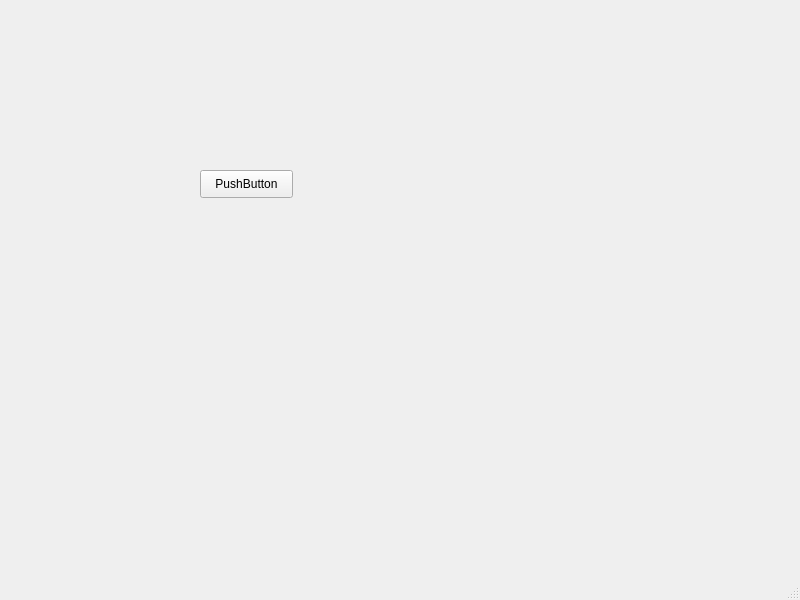
Old version of the form mainGUI.ui in the repository r-CV-Tasks/Image-filtering-edgeDetection-processing.
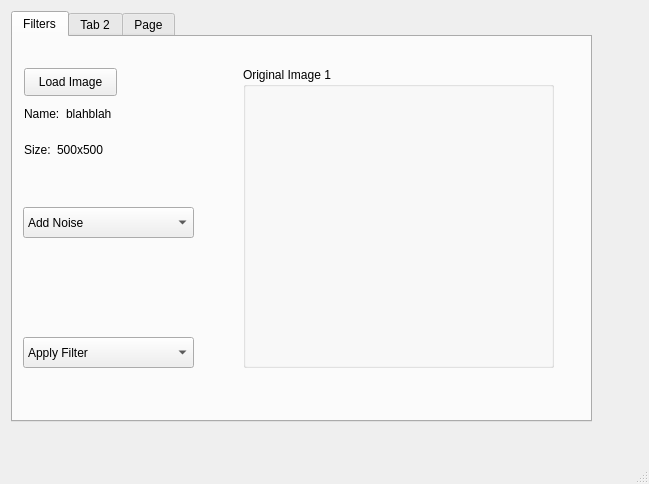
New version of the form. Custom widgets are drawn as their Qt base class.

```diff
--- a/mainGUI.ui
+++ b/mainGUI.ui
@@ -6,26 +6,219 @@
    <rect>
     <x>0</x>
     <y>0</y>
-    <width>800</width>
-    <height>600</height>
+    <width>649</width>
+    <height>484</height>
    </rect>
   </property>
   <property name="windowTitle">
    <string>MainWindow</string>
   </property>
   <widget class="QWidget" name="centralwidget">
-   <widget class="QPushButton" name="pushButton">
+   <widget class="QTabWidget" name="tabWidget_filters">
     <property name="geometry">
      <rect>
-      <x>200</x>
-      <y>170</y>
-      <width>93</width>
-      <height>28</height>
+      <x>11</x>
+      <y>11</y>
+      <width>581</width>
+      <height>411</height>
      </rect>
     </property>
-    <property name="text">
-     <string>PushButton</string>
+    <property name="tabShape">
+     <enum>QTabWidget::Rounded</enum>
     </property>
+    <property name="currentIndex">
+     <number>0</number>
+    </property>
+    <property name="tabsClosable">
+     <bool>false</bool>
+    </property>
+    <property name="tabBarAutoHide">
+     <bool>false</bool>
+    </property>
+    <widget class="QWidget" name="tab_1">
+     <attribute name="title">
+      <string>Filters</string>
+     </attribute>
+     <widget class="QGroupBox" name="groupBox">
+      <property name="geometry">
+       <rect>
+        <x>230</x>
+        <y>30</y>
+        <width>311</width>
+        <height>301</height>
+       </rect>
+      </property>
+      <property name="title">
+       <string>Original Image 1</string>
+      </property>
+      <layout class="QGridLayout" name="gridLayout">
+       <item row="0" column="0">
+        <widget class="ImageView" name="img1_original" native="true"/>
+       </item>
+      </layout>
+     </widget>
+     <widget class="QPushButton" name="pushButton">
+      <property name="geometry">
+       <rect>
+        <x>11</x>
+        <y>31</y>
+        <width>93</width>
+        <height>28</height>
+       </rect>
+      </property>
+      <property name="text">
+       <string>Load Image</string>
+      </property>
+     </widget>
+     <widget class="QComboBox" name="comboBox">
+      <property name="geometry">
+       <rect>
+        <x>10</x>
+        <y>170</y>
+        <width>171</width>
+        <height>31</height>
+       </rect>
+      </property>
+      <item>
+       <property name="text">
+        <string>Add Noise</string>
+       </property>
+      </item>
+      <item>
+       <property name="text">
+        <string>Uniform</string>
+       </property>
+      </item>
+      <item>
+       <property name="text">
+        <string>Gaussian</string>
+       </property>
+      </item>
+      <item>
+       <property name="text">
+        <string>Salt &amp; Pepper</string>
+       </property>
+      </item>
+     </widget>
+     <widget class="QComboBox" name="comboBox_2">
+      <property name="geometry">
+       <rect>
+        <x>10</x>
+        <y>300</y>
+        <width>171</width>
+        <height>31</height>
+       </rect>
+      </property>
+      <item>
+       <property name="text">
+        <string>Apply Filter</string>
+       </property>
+      </item>
+      <item>
+       <property name="text">
+        <string>Average</string>
+       </property>
+      </item>
+      <item>
+       <property name="text">
+        <string>Gaussian</string>
+       </property>
+      </item>
+      <item>
+       <property name="text">
+        <string>Median</string>
+       </property>
+      </item>
+     </widget>
+     <widget class="QWidget" name="">
+      <property name="geometry">
+       <rect>
+        <x>11</x>
+        <y>66</y>
+        <width>142</width>
+        <height>22</height>
+       </rect>
+      </property>
+      <layout class="QHBoxLayout" name="horizontalLayout">
+       <item>
+        <widget class="QLabel" name="label">
+         <property name="text">
+          <string>Name:</string>
+         </property>
+        </widget>
+       </item>
+       <item>
+        <widget class="QLabel" name="label_3">
+         <property name="text">
+          <string>blahblah</string>
+         </property>
+        </widget>
+       </item>
+       <item>
+        <spacer name="horizontalSpacer">
+         <property name="orientation">
+          <enum>Qt::Horizontal</enum>
+         </property>
+         <property name="sizeHint" stdset="0">
+          <size>
+           <width>40</width>
+           <height>20</height>
+          </size>
+         </property>
+        </spacer>
+       </item>
+      </layout>
+     </widget>
+     <widget class="QWidget" name="">
+      <property name="geometry">
+       <rect>
+        <x>11</x>
+        <y>102</y>
+        <width>133</width>
+        <height>22</height>
+       </rect>
+      </property>
+      <layout class="QHBoxLayout" name="horizontalLayout_2">
+       <item>
+        <widget class="QLabel" name="label_2">
+         <property name="text">
+          <string>Size:</string>
+         </property>
+        </widget>
+       </item>
+       <item>
+        <widget class="QLabel" name="label_4">
+         <property name="text">
+          <string>500x500</string>
+         </property>
+        </widget>
+       </item>
+       <item>
+        <spacer name="horizontalSpacer_2">
+         <property name="orientation">
+          <enum>Qt::Horizontal</enum>
+         </property>
+         <property name="sizeHint" stdset="0">
+          <size>
+           <width>40</width>
+           <height>20</height>
+          </size>
+         </property>
+        </spacer>
+       </item>
+      </layout>
+     </widget>
+    </widget>
+    <widget class="QWidget" name="tab_4">
+     <attribute name="title">
+      <string>Tab 2</string>
+     </attribute>
+    </widget>
+    <widget class="QWidget" name="tab_5">
+     <attribute name="title">
+      <string>Page</string>
+     </attribute>
+    </widget>
    </widget>
   </widget>
   <widget class="QMenuBar" name="menubar">
@@ -40,6 +233,14 @@
   </widget>
   <widget class="QStatusBar" name="statusbar"/>
  </widget>
+ <customwidgets>
+  <customwidget>
+   <class>ImageView</class>
+   <extends>QWidget</extends>
+   <header>pyqtgraph.h</header>
+   <container>1</container>
+  </customwidget>
+ </customwidgets>
  <resources/>
  <connections/>
 </ui>
```
Left out of the diff: 12 changed lines with no effect on the pictures.
